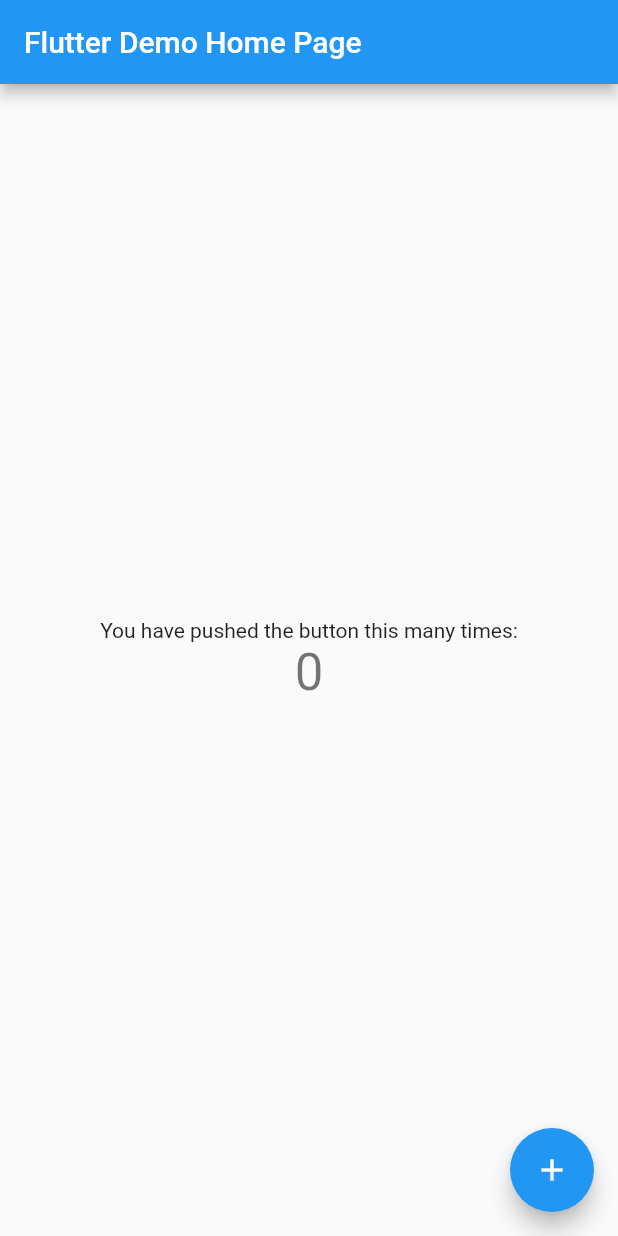
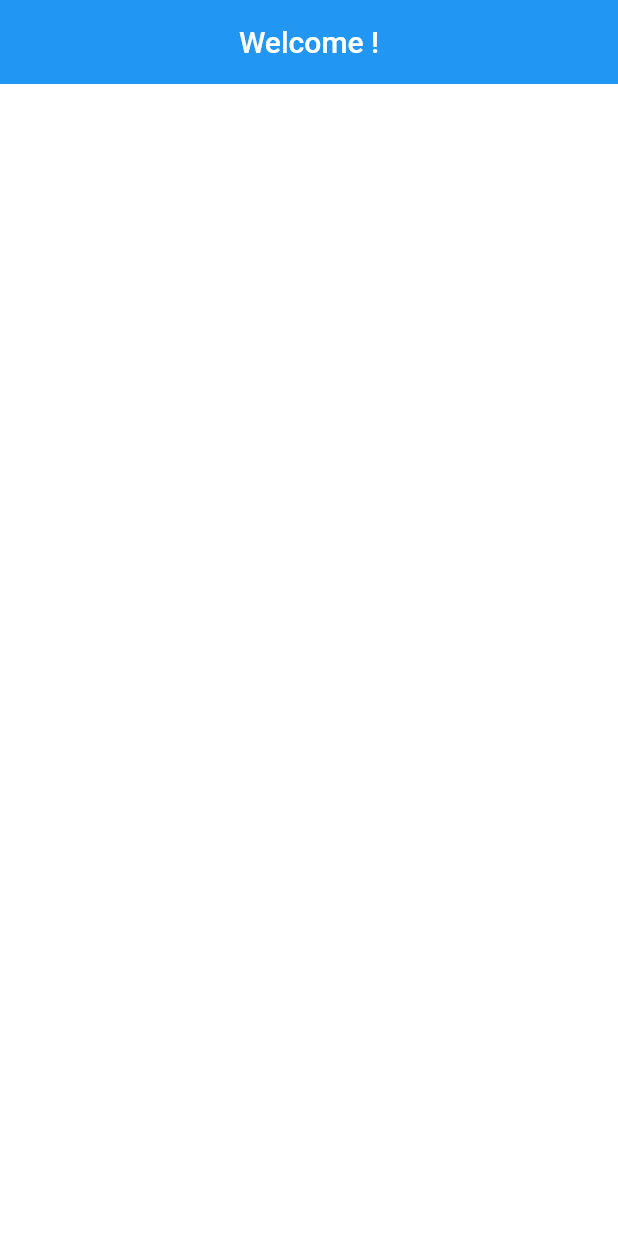
Before and after one commit to charbel-elhajj/simple_payment_app, a Flutter app: the screen it shows after launch, on a phone screen of 412 x 824 dp. Run offline on Flutter 3.47's test engine with Material 2 defaults, Android fonts, the phone set to English and light mode, and no system bars.

Commit message:
prepare app

```diff
--- /dev/null
+++ b/lib/app.dart
@@ -0,0 +1,35 @@
+import 'package:flutter/material.dart';
+import 'package:provider/provider.dart';
+import 'package:simple_payment_app/providers/payment_provider.dart';
+import 'package:simple_payment_app/styles/theme.dart';
+
+import 'config/routes.dart';
+import 'screens/home_screen.dart';
+
+class App extends StatelessWidget {
+  @override
+  Widget build(BuildContext context) {
+    return _buildAppWithProviders();
+  }
+
+  MultiProvider _buildAppWithProviders() {
+    return MultiProvider(
+      providers: [
+        ChangeNotifierProvider(
+          create: (context) => PaymentProvider()
+        ),
+      ],
+      child: _buildApp(),
+    );
+  }
+
+  MaterialApp _buildApp() {
+    return MaterialApp(
+      title: 'Simple Payment App',
+      theme: theme,
+      routes: routes,
+      home: HomeScreen(),
+      debugShowCheckedModeBanner: false,
+    );
+  }
+}
--- /dev/null
+++ b/lib/config/constants.dart
@@ -0,0 +1,2 @@
+const apiLink =
+    'http://localhost:5000/';
--- /dev/null
+++ b/lib/config/routes.dart
@@ -0,0 +1,5 @@
+import 'package:simple_payment_app/screens/home_screen.dart';
+
+final routes = {
+  HomeScreen.routeName: (context) => HomeScreen(),
+};
--- /dev/null
+++ b/lib/providers/payment_provider.dart
@@ -0,0 +1,7 @@
+import 'package:flutter/material.dart';
+
+class PaymentProvider extends ChangeNotifier {
+
+
+
+}
--- /dev/null
+++ b/lib/screens/home_screen.dart
@@ -0,0 +1,25 @@
+import 'package:flutter/material.dart';
+
+class HomeScreen extends StatefulWidget {
+  static const routeName = '/home';
+  @override
+  _HomeScreenState createState() => _HomeScreenState();
+}
+
+class _HomeScreenState extends State<HomeScreen> {
+  @override
+  Widget build(BuildContext context) {
+    return Scaffold(
+      appBar: _buildAppBar(),
+      body: Container(),
+    );
+  }
+
+  AppBar _buildAppBar() {
+    return AppBar(
+      title: Text("Welcome !"),
+    );
+  }
+
+
+}
--- /dev/null
+++ b/lib/styles/spacings.dart
@@ -0,0 +1,5 @@
+double defaultSpacing = 8.0;
+
+double getSpacing(int n) {
+  return defaultSpacing * n;
+}
--- /dev/null
+++ b/lib/styles/theme.dart
@@ -0,0 +1,70 @@
+import 'package:flutter/material.dart';
+
+import 'colors.dart';
+import 'text_styles.dart';
+
+ThemeData theme = ThemeData(
+  canvasColor: Colors.white,
+  splashColor: Colors.transparent,
+  highlightColor: Colors.transparent,
+  appBarTheme: AppBarTheme(
+    iconTheme: IconThemeData(
+      color: Colors.black,
+    ),
+    centerTitle: true,
+    shadowColor: Colors.transparent,
+  ),
+  bottomNavigationBarTheme: BottomNavigationBarThemeData(
+    selectedItemColor: secondaryColor,
+    unselectedItemColor: greyColor,
+    selectedLabelStyle: headline5Style,
+    unselectedLabelStyle: headline5Style,
+  ),
+  textTheme: TextTheme(
+    headline1: headline1Style,
+    headline2: headline2Style,
+    headline3: headline3Style,
+    headline4: headline4Style,
+    headline5: headline5Style,
+    bodyText1: bodyStyle,
+    caption: linkStyle,
+  ),
+  accentColor: primaryColor,
+  primaryColor: secondaryColor,
+  focusColor: secondaryColor,
+  errorColor: errorColor,
+  backgroundColor: Colors.white,
+  disabledColor: lightGreyColor,
+  inputDecorationTheme: InputDecorationTheme(
+    errorStyle: TextStyle(fontSize: 16),
+    errorBorder: buildOutlineInputBorder(errorColor),
+    focusedErrorBorder: buildOutlineInputBorder(errorColor),
+    focusedBorder: buildOutlineInputBorder(secondaryColor),
+    border: buildOutlineInputBorder(greyColor).copyWith(
+      borderRadius: BorderRadius.circular(3.0),
+    ),
+  ),
+  textButtonTheme: TextButtonThemeData(
+    style: ButtonStyle(
+      overlayColor: MaterialStateProperty.all(Colors.transparent),
+      shape: MaterialStateProperty.all(
+        RoundedRectangleBorder(
+          borderRadius: BorderRadius.circular(2.0),
+        ),
+      ),
+    ),
+  ),
+  visualDensity: VisualDensity.adaptivePlatformDensity,
+);
+
+OutlineInputBorder buildOutlineInputBorder(Color color) {
+  return OutlineInputBorder(
+    borderSide: buildBorderSide(color),
+  );
+}
+
+BorderSide buildBorderSide(Color color) {
+  return BorderSide(
+    color: color,
+  );
+}
--- a/pubspec.yaml
+++ b/pubspec.yaml
@@ -23,6 +23,8 @@ environment:
 dependencies:
   flutter:
     sdk: flutter
+
+  provider: ^5.0.0
 
 
   # The following adds the Cupertino Icons font to your application.
```
Also changed, not shown: lib/main.dart (+4 -3 lines), lib/styles/colors.dart (added, +28 -0 lines), lib/styles/text_styles.dart (added, +44 -0 lines), pubspec.lock.
